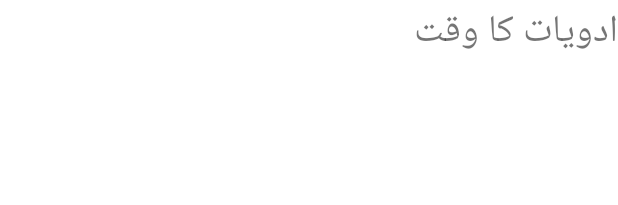
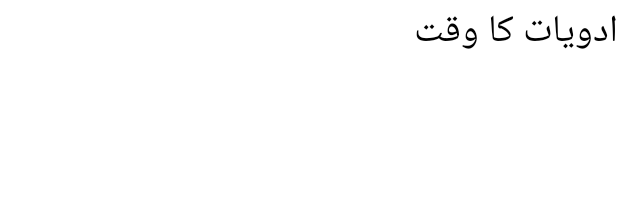
Before and after one commit to AbdullahSalman237/Soch, an Android app: the layout medication.xml on its own in the app's theme, with its tools: preview values and no code run, on a phone screen of 412 x 824 dp. Shown: the top 205 px of the screen. Run offline under Robolectric (Android 15) with nearby library versions, the phone set to English and light mode, and no system bars.

Commit message:
Minor Modifications

```diff
--- a/app/src/main/res/layout/dashboard.xml
+++ b/app/src/main/res/layout/dashboard.xml
@@ -18,6 +18,7 @@
     </FrameLayout>
 
     <com.google.android.material.bottomnavigation.BottomNavigationView
+
         android:id="@+id/bottomNavigationView"
         android:layout_width="match_parent"
         android:layout_height="wrap_content"
--- a/app/src/main/res/layout/fragment_object_recognizer.xml
+++ b/app/src/main/res/layout/fragment_object_recognizer.xml
@@ -2,6 +2,7 @@
 <androidx.constraintlayout.widget.ConstraintLayout xmlns:android="http://schemas.android.com/apk/res/android"
     xmlns:app="http://schemas.android.com/apk/res-auto"
     xmlns:tools="http://schemas.android.com/tools"
+    android:background="@color/white"
     android:layout_width="match_parent"
     android:textAlignment="center"
     android:layout_height="match_parent"
--- a/app/src/main/res/layout/medication.xml
+++ b/app/src/main/res/layout/medication.xml
@@ -9,6 +9,7 @@
         android:layout_width="match_parent"
         android:layout_height="match_parent"
         android:id="@+id/time"
+        android:textColor="@color/black"
         android:textSize="25sp"
         android:text="@string/medicationtime"
         />
--- a/app/src/main/res/menu/bottomnav_menu.xml
+++ b/app/src/main/res/menu/bottomnav_menu.xml
@@ -1,7 +1,7 @@
 <?xml version="1.0" encoding="utf-8"?>
 <menu xmlns:android="http://schemas.android.com/apk/res/android">
 
-    <item android:title="@string/home" android:icon="@drawable/ic_baseline_home_24" android:id="@+id/home"/>
+    <item android:title="@string/home" android:icon="@drawable/ic_baseline_home_24" android:id="@+id/home" />
     <item android:title="@string/quiz" android:icon="@drawable/ic_baseline_quiz_24" android:id="@+id/quiz"/>
     <item android:title="@string/godseye" android:icon="@drawable/ic_baseline_remove_red_eye_24" android:id="@+id/godseye"/>
 </menu>
```
